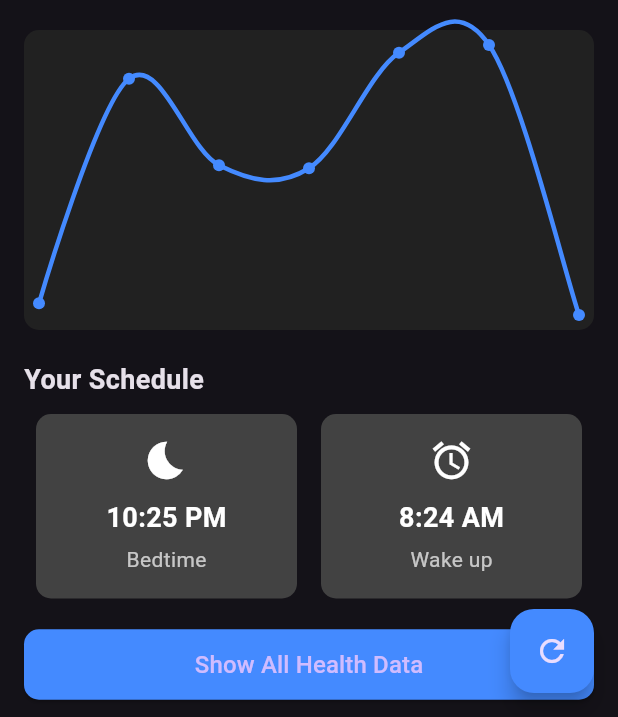
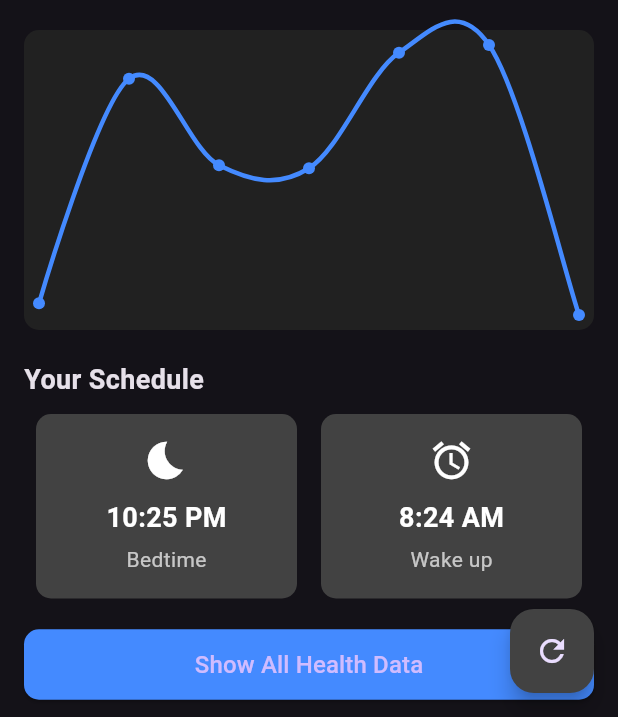
Before and after one commit to 93cgutierrez/sleepDev, a Flutter app: the HomeScreen screen opened by its route, on a phone screen of 412 x 824 dp, the part 519-1236 px from its top. Run offline on Flutter 3.47's test engine with Material 3 defaults, Android fonts, the phone set to English and light mode, and no system bars; drawn by our look-alikes of fl_chart; network calls fail.

Commit message:
initial commit

```diff
--- a/lib/screen/home_screen.dart
+++ b/lib/screen/home_screen.dart
@@ -174,7 +174,7 @@ class _HomeScreenState extends State<HomeScreen> {
       // Floating Action Button para refrescar los datos
       floatingActionButton: FloatingActionButton(
         onPressed: _generateRandomData,
-        backgroundColor: Colors.blueAccent,
+        backgroundColor: Colors.grey[800],
         child: const Icon(Icons.refresh),
       ),
     );
```
